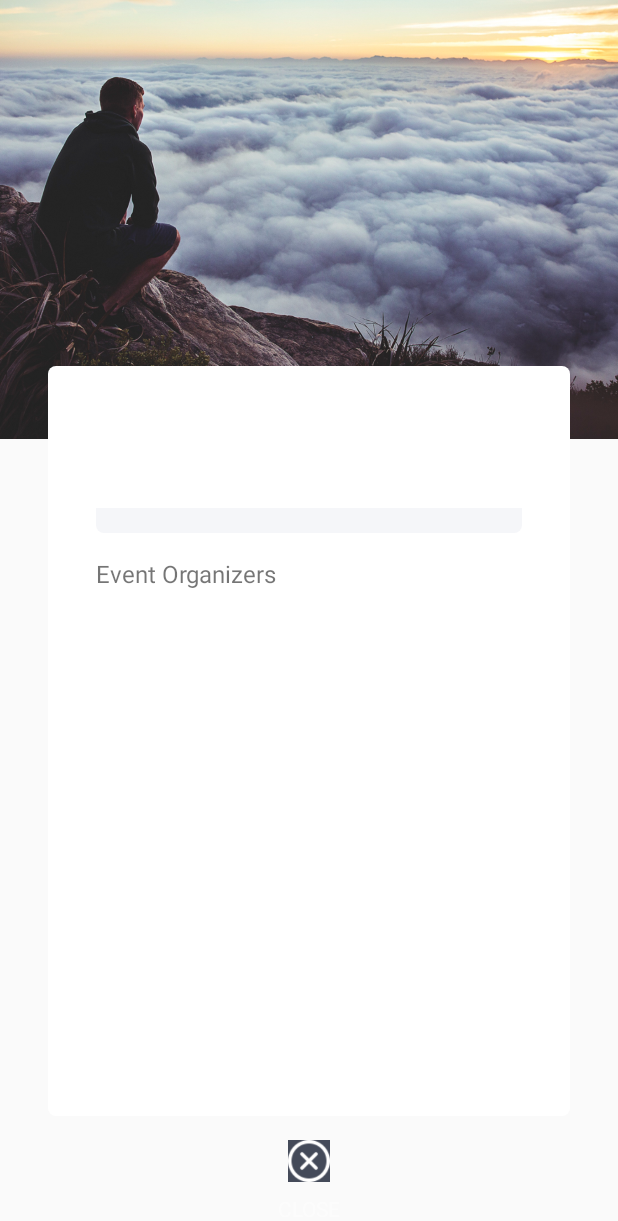
After one commit to Kartik2301/Effe2019, an Android app: the DetailsActivity screen opened directly, with no data from a screen before it, on a phone screen of 412 x 824 dp. The commit adds this screen. Shown: the top 1221 px of the screen. Run offline under Robolectric (Android 15) with nearby library versions, the phone set to English and light mode, and no system bars; our stand-ins replace data binding; Roboto replaces fonts that are not available here.

Commit message:
Details Activity

```diff
--- a/app/src/main/AndroidManifest.xml
+++ b/app/src/main/AndroidManifest.xml
@@ -24,6 +24,7 @@
             </intent-filter>
         </activity>
         <activity android:name=".MainActivity" />
+        <activity android:name=".DetailsActivity" />
     </application>
 
 </manifest>
--- /dev/null
+++ b/app/src/main/java/com/example/android/effe2019/DetailsActivity.kt
@@ -0,0 +1,77 @@
+package com.example.android.effe2019
+
+import android.app.ActivityOptions
+import android.content.Intent
+import android.os.Build
+import android.os.Bundle
+import android.util.Pair
+import android.view.View
+import android.widget.TextView
+
+//import com.ramotion.garlandview.example.GarlandApp
+
+import java.util.ArrayList
+
+import androidx.appcompat.app.AppCompatActivity
+
+//import io.bloco.faker.Faker
+
+class DetailsActivity : AppCompatActivity() {
+
+    private val mListData = ArrayList<DetailsData>()
+
+    override fun onCreate(savedInstanceState: Bundle?) {
+        super.onCreate(savedInstanceState)
+        setContentView(R.layout.activity_details)
+
+
+        (findViewById<TextView>(R.id.event_name)).text = intent.getStringExtra(BUNDLE_NAME)
+        (findViewById<TextView>(R.id.event_info)).text = intent.getStringExtra(BUNDLE_INFO)
+
+    }
+
+//    fun onFakerReady(faker: Faker) {
+//        (findViewById(R.id.tv_status) as TextView).setText(faker.book.title())
+//
+//        for (i in 0 until ITEM_COUNT) {
+//            mListData.add(DetailsData(faker.book.title(), faker.name.name()))
+//        }
+//
+//        (findViewById(R.id.recycler_view) as RecyclerView).adapter = DetailsAdapter(mListData)
+//    }
+
+    fun onCloseClick(v: View) {
+        super.onBackPressed()
+    }
+
+    companion object {
+
+        private val ITEM_COUNT = 4
+
+        private val BUNDLE_NAME = "BUNDLE_NAME"
+        private val BUNDLE_INFO = "BUNDLE_INFO"
+        private val BUNDLE_AVATAR_URL = "BUNDLE_AVATAR_URL"
+
+        fun start(
+            activity: LaunchActivity,
+            name: String, address: String, url: String,
+            card: View, avatar: View
+        ) {
+            val starter = Intent(activity, DetailsActivity::class.java)
+
+            starter.putExtra(BUNDLE_NAME, name)
+            starter.putExtra(BUNDLE_INFO, address)
+            starter.putExtra(BUNDLE_AVATAR_URL, url)
+
+            if (Build.VERSION.SDK_INT >= Build.VERSION_CODES.LOLLIPOP) {
+                val p1 = Pair.create(card, activity.getString(R.string.transition_card))
+                val p2 = Pair.create(avatar, activity.getString(R.string.transition_avatar_border))
+
+                val options = ActivityOptions.makeSceneTransitionAnimation(activity, p1, p2)
+                activity.startActivity(starter, options.toBundle())
+            } else {
+                activity.startActivity(starter)
+            }
+        }
+    }
+}
--- a/app/src/main/java/com/example/android/effe2019/InnerItem.kt
+++ b/app/src/main/java/com/example/android/effe2019/InnerItem.kt
@@ -24,7 +24,7 @@ class InnerItem(itemView: View) : com.ramotion.garlandview.inner.InnerItem(itemV
         mInnerLayout = (itemView as ViewGroup).getChildAt(0)
 
         mHeader = itemView.findViewById(R.id.tv_header) as TextView
-        mName = itemView.findViewById(R.id.tv_name) as TextView
+        mName = itemView.findViewById(R.id.event_name) as TextView
         mAddress = itemView.findViewById(R.id.tv_address) as TextView
         mAvatar = itemView.findViewById(R.id.avatar) as ImageView
         mAvatarBorder = itemView.findViewById(R.id.avatar_border)
--- a/app/src/main/java/com/example/android/effe2019/OuterItem.kt
+++ b/app/src/main/java/com/example/android/effe2019/OuterItem.kt
@@ -11,7 +11,6 @@ import android.widget.TextView
 import androidx.core.view.ViewCompat
 import androidx.recyclerview.widget.RecyclerView
 import com.bumptech.glide.Glide
-import com.bumptech.glide.load.resource.bitmap.CircleCrop
 import com.ramotion.garlandview.header.HeaderDecorator
 import com.ramotion.garlandview.header.HeaderItem
 import com.ramotion.garlandview.inner.InnerLayoutManager
@@ -60,8 +59,8 @@ class OuterItem(itemView: View, pool: RecyclerView.RecycledViewPool) : HeaderIte
 
         mHeaderCaption1 = itemView.findViewById(R.id.header_text_1) as TextView
         mHeaderCaption2 = itemView.findViewById(R.id.header_text_2) as TextView
-        mName = itemView.findViewById(R.id.tv_name) as TextView
-        mInfo = itemView.findViewById(R.id.tv_info) as TextView
+        mName = itemView.findViewById(R.id.event_name) as TextView
+        mInfo = itemView.findViewById(R.id.event_info) as TextView
         mAvatar = itemView.findViewById(R.id.avatar) as ImageView
 
         mMiddle = itemView.findViewById(R.id.header_middle)
--- a/app/src/main/java/com/example/android/effe2019/TestFragment.kt
+++ b/app/src/main/java/com/example/android/effe2019/TestFragment.kt
@@ -113,10 +113,10 @@ class TestFragment : Fragment() {
     fun OnInnerItemClick(item: InnerItem) {
         val itemData = item.itemData ?: return
 
-        /*DetailsActivity.start(
+        DetailsActivity.start(
             activity as LaunchActivity,
             item.itemData!!.title, item.mAddress.text.toString(),
             item.itemData!!.Url, item.itemView, item.mAvatarBorder
-        )*/
+        )
     }
-    }
+}
--- /dev/null
+++ b/app/src/main/res/layout/activity_details.xml
@@ -0,0 +1,139 @@
+<?xml version="1.0" encoding="utf-8"?>
+<layout xmlns:tools="http://schemas.android.com/tools"
+    xmlns:android="http://schemas.android.com/apk/res/android"
+    xmlns:app="http://schemas.android.com/apk/res-auto">
+
+<androidx.constraintlayout.widget.ConstraintLayout
+    android:layout_width="match_parent"
+    android:layout_height="match_parent">
+
+    <ImageView
+        android:layout_width="0dp"
+        android:layout_height="0dp"
+        android:src="@drawable/details_top_background"
+        android:scaleType="centerCrop"
+        android:transitionName="@string/transition_background"
+        app:layout_constraintRight_toRightOf="parent"
+        app:layout_constraintLeft_toLeftOf="parent"
+        app:layout_constraintBottom_toBottomOf="@+id/event_name"
+        app:layout_constraintTop_toTopOf="parent"
+        android:id="@+id/iv_background"/>
+
+    <View
+        android:id="@+id/card"
+        android:layout_width="0dp"
+        android:layout_height="500dp"
+        android:layout_marginLeft="32dp"
+        android:layout_marginRight="32dp"
+        android:layout_marginBottom="80dp"
+        android:background="@drawable/white_corners"
+        android:transitionName="@string/transition_card"
+        app:layout_constraintBottom_toBottomOf="parent"
+        app:layout_constraintLeft_toLeftOf="parent"
+        app:layout_constraintRight_toRightOf="parent"
+        app:layout_constraintTop_toTopOf="@+id/iv_background"
+        app:layout_constraintVertical_bias="1.0" />
+
+    <TextView
+        android:id="@+id/event_name"
+        android:layout_width="0dp"
+        android:layout_height="wrap_content"
+        android:layout_marginLeft="32dp"
+        android:layout_marginTop="16dp"
+        android:layout_marginRight="32dp"
+        android:ellipsize="end"
+        android:gravity="center"
+        android:maxLines="1"
+        android:textColor="@color/details_name_color"
+        android:textSize="24sp"
+        app:layout_constraintLeft_toLeftOf="@+id/card"
+        app:layout_constraintRight_toRightOf="@+id/card"
+        app:layout_constraintTop_toTopOf="@id/card" />
+
+    <TextView
+        android:id="@+id/event_info"
+        android:layout_width="0dp"
+        android:layout_height="wrap_content"
+        android:layout_marginLeft="32dp"
+        android:layout_marginTop="8dp"
+        android:layout_marginRight="32dp"
+        android:ellipsize="end"
+        android:gravity="center"
+        android:maxLines="1"
+        android:textColor="@color/details_info_color"
+        android:textSize="16sp"
+        app:layout_constraintLeft_toLeftOf="@+id/card"
+        app:layout_constraintRight_toRightOf="@+id/card"
+        app:layout_constraintTop_toBottomOf="@+id/event_name" />
+
+    <TextView
+        android:id="@+id/event_description"
+        android:layout_width="0dp"
+        android:layout_height="wrap_content"
+        android:layout_marginLeft="32dp"
+        android:layout_marginTop="16dp"
+        android:layout_marginRight="32dp"
+        android:background="@drawable/details_lists_corners_bottom"
+        android:textSize="12sp"
+        app:layout_constraintLeft_toLeftOf="@+id/card"
+        app:layout_constraintRight_toRightOf="@+id/card"
+        app:layout_constraintTop_toBottomOf="@id/event_info" />
+
+    <TextView
+        android:id="@+id/event_organizers_tv"
+        android:layout_width="wrap_content"
+        android:layout_height="wrap_content"
+        android:layout_marginLeft="32dp"
+        android:layout_marginTop="16dp"
+        android:text="Event Organizers"
+        android:textSize="16sp"
+        app:layout_constraintLeft_toLeftOf="@+id/card"
+        app:layout_constraintTop_toBottomOf="@id/event_description" />
+
+<!--    <androidx.recyclerview.widget.RecyclerView-->
+<!--        android:id="@+id/recycler_view"-->
+<!--        app:layoutManager="androidx.recyclerview.widget.LinearLayoutManager"-->
+<!--        android:layout_width="0dp"-->
+<!--        android:layout_height="0dp"-->
+<!--        android:background="@drawable/details_lists_corners_bottom"-->
+<!--        android:layout_marginBottom="0dp"-->
+<!--        android:layout_marginRight="0dp"-->
+<!--        android:layout_marginTop="16dp"-->
+<!--        android:layout_marginLeft="0dp"-->
+<!--        app:layout_constraintRight_toRightOf="@+id/card"-->
+<!--        app:layout_constraintLeft_toLeftOf="@+id/card"-->
+<!--        app:layout_constraintBottom_toBottomOf="@+id/card"-->
+<!--        app:layout_constraintTop_toBottomOf="@+id/event_organizers_tv" />-->
+
+    <LinearLayout
+        android:id="@+id/linearLayout2"
+        android:layout_width="wrap_content"
+        android:layout_height="wrap_content"
+        android:layout_marginTop="16dp"
+        android:clickable="true"
+        android:onClick="onCloseClick"
+        android:orientation="vertical"
+        app:layout_constraintLeft_toLeftOf="@id/card"
+        app:layout_constraintRight_toRightOf="@id/card"
+        app:layout_constraintTop_toBottomOf="@+id/card">
+
+        <ImageView
+            android:layout_width="28dp"
+            android:layout_height="28dp"
+            android:layout_gravity="center_horizontal"
+            android:scaleType="fitXY"
+            android:src="@drawable/button_close" />
+
+        <TextView
+            android:layout_width="wrap_content"
+            android:layout_height="wrap_content"
+            android:layout_marginTop="8dp"
+            android:alpha="0.5"
+            android:text="@string/details_close"
+            android:textColor="@android:color/white" />
+    </LinearLayout>
+
+
+</androidx.constraintlayout.widget.ConstraintLayout>
+
+</layout>
--- a/app/src/main/res/layout/inner_item.xml
+++ b/app/src/main/res/layout/inner_item.xml
@@ -72,7 +72,7 @@
                 app:layout_constraintHorizontal_bias="0.0">
 
                 <TextView
-                    android:id="@+id/tv_name"
+                    android:id="@+id/event_name"
                     android:text="date"
                     android:layout_width="wrap_content"
                     android:layout_height="wrap_content"
--- a/app/src/main/res/layout/outer_header.xml
+++ b/app/src/main/res/layout/outer_header.xml
@@ -87,7 +87,7 @@
             app:layout_constraintRight_toRightOf="@+id/header_text_2">
 
             <TextView
-                android:id="@+id/tv_name"
+                android:id="@+id/event_name"
                 android:layout_width="wrap_content"
                 android:layout_height="wrap_content"
                 android:textSize="@dimen/header_name_text_size"
@@ -97,7 +97,7 @@
                 android:textColor="@android:color/white"/>
 
             <TextView
-                android:id="@+id/tv_info"
+                android:id="@+id/event_info"
                 android:layout_width="wrap_content"
                 android:layout_height="wrap_content"
                 android:textSize="@dimen/header_info_text_size"
--- a/app/src/main/res/layout/tesst.xml
+++ b/app/src/main/res/layout/tesst.xml
@@ -92,7 +92,7 @@
             app:layout_constraintRight_toRightOf="@+id/header_text_2">
 
             <TextView
-                android:id="@+id/tv_name"
+                android:id="@+id/event_name"
                 android:layout_width="wrap_content"
                 android:layout_height="wrap_content"
                 android:textSize="@dimen/header_name_text_size"
@@ -102,7 +102,7 @@
                 android:textColor="@android:color/white"/>
 
             <TextView
-                android:id="@+id/tv_info"
+                android:id="@+id/event_info"
                 android:layout_width="wrap_content"
                 android:layout_height="wrap_content"
                 android:textSize="@dimen/header_info_text_size"
--- a/app/src/main/res/values/styles.xml
+++ b/app/src/main/res/values/styles.xml
@@ -1,7 +1,7 @@
 <resources>
 
     <!-- Base application theme. -->
-    <style name="AppTheme" parent="Theme.AppCompat.Light.DarkActionBar">
+    <style name="AppTheme" parent="Theme.AppCompat.Light.NoActionBar">
         <!-- Customize your theme here. -->
         <item name="colorPrimary">#e34532</item>
         <item name="colorPrimaryDark">@color/colorPrimaryDark</item>
```
Also changed, not shown: app/src/main/java/com/example/android/effe2019/DetailsAdapter.kt (added, +32 -0 lines), app/src/main/java/com/example/android/effe2019/DetailsData.kt (added, +45 -0 lines), app/src/main/java/com/example/android/effe2019/DetailsItem.kt (added, +17 -0 lines), app/src/main/java/com/example/android/effe2019/LaunchActivity.kt (+5 -5 lines), app/src/main/res/layout/details_item.xml (added, +38 -0 lines).
